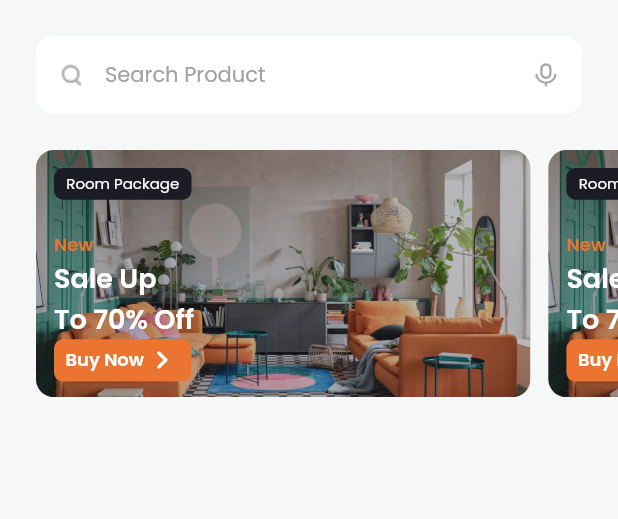
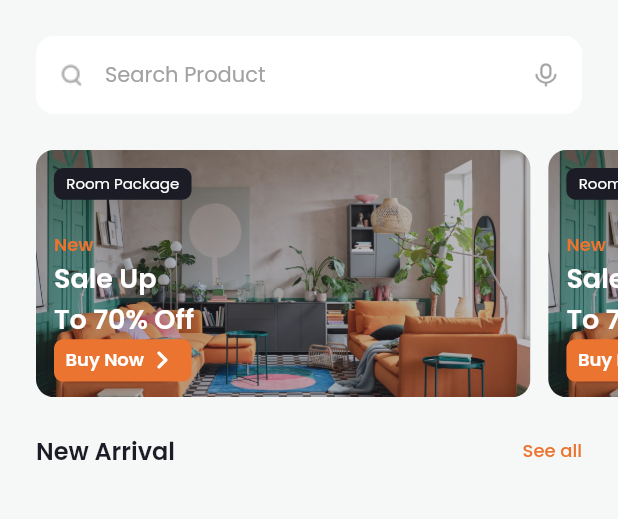
Before and after one commit to LazuardiFadhilah/Furnishop, a Flutter app: the screen it shows after launch, on a phone screen of 412 x 824 dp, the part 72-591 px from its top. Run offline on Flutter 3.47's test engine with Material 2 defaults, Android fonts, the phone set to English and light mode, and no system bars; our stand-ins replace google_fonts.

Commit message:
proses new arrival

```diff
--- a/lib/datas/categories_data.dart
+++ b/lib/datas/categories_data.dart
@@ -1,6 +1,6 @@
 import '../models/categories.dart';
 
-List<Categories> dummyData = [
+List<Categories> categoriesData = [
   Categories(id: 'c1', title: 'chair', image: 'assets/chair_icon.png'),
   Categories(id: 'c2', title: 'tabble', image: 'assets/tabble_icon.png'),
   Categories(id: 'c3', title: 'cupboard', image: 'assets/cupboard_icon.png'),
--- a/lib/main.dart
+++ b/lib/main.dart
@@ -4,7 +4,7 @@ import 'package:furnishop/screens/home_screen.dart';
 void main() => runApp(const MyApp());
 
 class MyApp extends StatelessWidget {
-  const MyApp({Key? key}) : super(key: key);
+  const MyApp({super.key});
 
   @override
   Widget build(BuildContext context) {
--- a/lib/screens/home_screen.dart
+++ b/lib/screens/home_screen.dart
@@ -1,4 +1,5 @@
 import 'package:flutter/material.dart';
+
 import '../styles.dart';
 
 class HomeScreen extends StatelessWidget {
@@ -177,6 +178,8 @@ class HomeScreen extends StatelessWidget {
       backgroundColor: bgColor,
       body: SafeArea(
         top: true,
+        child: SingleChildScrollView(
+          scrollDirection: Axis.vertical,
           child: Column(
             children: [
               Padding(
@@ -202,8 +205,38 @@ class HomeScreen extends StatelessWidget {
                     promoBar(context),
                   ],
                 ),
-            )
+              ),
+              const SizedBox(
+                height: 24,
+              ),
+              Padding(
+                padding: const EdgeInsets.symmetric(
+                  horizontal: 24,
+                ),
+                child: Row(
+                  mainAxisAlignment: MainAxisAlignment.spaceBetween,
+                  children: [
+                    Text(
+                      'New Arrival',
+                      style: titleTextStyle.copyWith(
+                        fontSize: 16,
+                      ),
+                    ),
+                    GestureDetector(
+                      onTap: () {},
+                      child: Text(
+                        'See all',
+                        style: pagingTextStyle,
+                      ),
+                    ),
                   ],
+                ),
+              ),
+              const SizedBox(
+                height: 12,
+              ),
+            ],
+          ),
         ),
       ),
     );
--- a/lib/styles.dart
+++ b/lib/styles.dart
@@ -42,3 +42,9 @@ TextStyle buttonTextStyle = GoogleFonts.poppins(
   fontSize: 12,
   fontWeight: semiBold,
 );
+
+TextStyle pagingTextStyle = GoogleFonts.poppins(
+  color: orangeColor,
+  fontSize: 12,
+  fontWeight: medium,
+);
```
Also changed, not shown: lib/datas/items_data.dart (added, +60 -0 lines), lib/models/items.dart (added, +19 -0 lines). Lines whose indentation alone changed are shown as unchanged.
